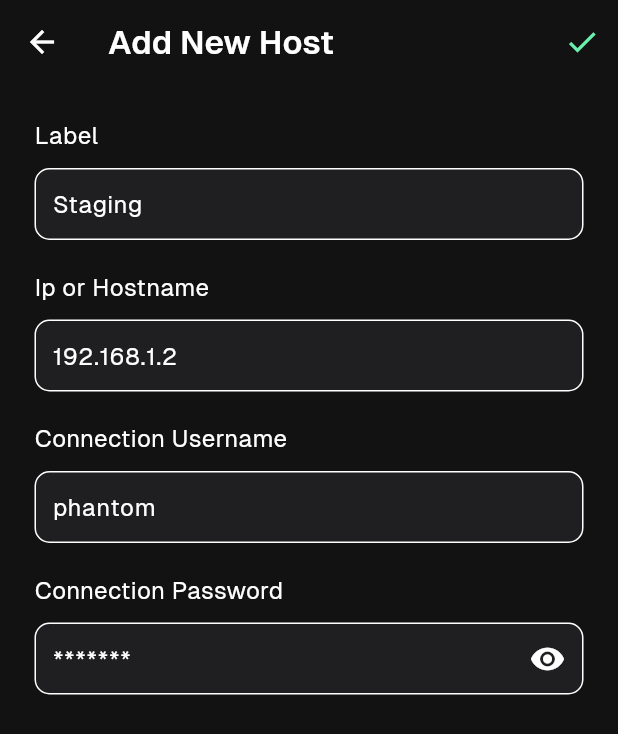
After one commit to PhantomKnight287/flyssh_old, a Flutter app: the HomeScreen screen opened directly, after a tap on the "add" icon, on a phone screen of 412 x 824 dp. The commit adds this screen. Shown: the top 734 px of the screen. Run offline on Flutter 3.47's test engine with Material 3 defaults, Android fonts, the phone set to English and light mode, and no system bars; our stand-ins replace adaptive_theme, flutter_spinkit, get, shared_preferences; accounts and stored records are empty; network calls fail.

Commit message:
create screen to add and view host

```diff
--- a/app/lib/components/input.dart
+++ b/app/lib/components/input.dart
@@ -13,7 +13,11 @@ class InputField extends StatelessWidget {
   final int? maxLines;
   final int? minLines;
   final bool? readOnly;
+  final InputBorder? border;
   final Function(String)? onChanged;
+  final Color? fillColor;
+  final Color? prefixIconColor;
+  final InputBorder? enabledBorder;
 
   const InputField({
     required this.hintText,
@@ -29,6 +33,10 @@ class InputField extends StatelessWidget {
     this.minLines,
     this.onChanged,
     this.readOnly,
+    this.border,
+    this.fillColor,
+    this.prefixIconColor,
+    this.enabledBorder,
   });
 
   @override
@@ -42,12 +50,14 @@ class InputField extends StatelessWidget {
         hintText: hintText,
         prefixIcon: prefixIcon,
         contentPadding: const EdgeInsets.all(8.0),
-        border: OutlineInputBorder(
-          borderRadius: BorderRadius.circular(10.0),
-          borderSide: BorderSide.none,
-        ),
+        enabledBorder: enabledBorder,
+        border: border ??
+            OutlineInputBorder(
+              borderRadius: BorderRadius.circular(10.0),
+              borderSide: BorderSide.none,
+            ),
         prefixIconColor: AdaptiveTheme.of(context).mode.isDark ? Colors.grey : Colors.black,
-        fillColor: AdaptiveTheme.of(context).mode.isLight ? Colors.grey.shade200 : Colors.grey.shade800,
+        fillColor: fillColor ?? (AdaptiveTheme.of(context).mode.isLight ? Colors.grey.shade200 : Colors.grey.shade800),
         filled: true,
         hintStyle: hintStyle,
         suffixIcon: suffixIcon,
--- a/app/lib/main.dart
+++ b/app/lib/main.dart
@@ -2,7 +2,6 @@ import 'package:flutter/material.dart';
 import 'package:flyssh/handler/view_switcher.dart';
 import 'package:get/get.dart';
 import 'package:adaptive_theme/adaptive_theme.dart';
-import 'package:google_fonts/google_fonts.dart';
 
 void main() async {
   WidgetsFlutterBinding.ensureInitialized();
@@ -24,6 +23,9 @@ class MyApp extends StatelessWidget {
         useMaterial3: true,
         fontFamily: "Geist",
         brightness: Brightness.dark,
+        colorScheme: const ColorScheme.dark(
+          background: Colors.black,
+        ),
       ),
       initial: AdaptiveThemeMode.dark,
       builder: (theme, darkTheme) => GetMaterialApp(
--- /dev/null
+++ b/app/lib/models/host.dart
@@ -0,0 +1,15 @@
+class Host {
+  String? label;
+  String hostname;
+  String username;
+  String? password;
+  String? key;
+
+  Host({
+    this.label,
+    required this.hostname,
+    required this.username,
+    this.password,
+    this.key,
+  });
+}
--- a/app/lib/screens/home/main.dart
+++ b/app/lib/screens/home/main.dart
@@ -1,4 +1,13 @@
-import 'package:flutter/cupertino.dart';
+import 'dart:convert';
+
+import 'package:flutter/material.dart';
+import 'package:flyssh/constants/main.dart';
+import 'package:flyssh/models/host.dart';
+import 'package:flyssh/screens/hosts/add.dart';
+import 'package:get/get.dart';
+import 'package:shared_preferences/shared_preferences.dart';
+import 'package:http/http.dart' as http;
+import 'package:flutter_spinkit/flutter_spinkit.dart';
 
 class HomeScreen extends StatefulWidget {
   const HomeScreen({super.key});
@@ -8,8 +17,97 @@ class HomeScreen extends StatefulWidget {
 }
 
 class _HomeScreenState extends State<HomeScreen> {
+  Future<List<Host>> fetchHosts() async {
+    final prefs = await SharedPreferences.getInstance();
+    final token = prefs.getString("token")!;
+    final req = await http.get(Uri.parse("$BACKEND_URL/hosts"), headers: {"Authorization": "Token $token"});
+    final body = jsonDecode(req.body) as List<dynamic>;
+    return body.map((e) => Host(hostname: e['hostname'], username: e['username'], key: e['key'], label: e['label'], password: e['password'])).toList();
+  }
+
   @override
   Widget build(BuildContext context) {
-    return const Placeholder();
+    return Scaffold(
+      floatingActionButton: FloatingActionButton(
+        onPressed: () {
+          Get.to(() => const AddHostScreen(), transition: Transition.rightToLeftWithFade)?.then((value) => setState(() {}));
+        },
+        child: const Icon(
+          Icons.add,
+        ),
+      ),
+      appBar: AppBar(
+        title: const Text(
+          "Hosts",
+          style: TextStyle(
+            fontWeight: FontWeight.w500,
+          ),
+        ),
+        centerTitle: false,
+        actions: [
+          IconButton(
+            onPressed: () {},
+            icon: const Icon(Icons.search),
+          )
+        ],
+      ),
+      drawer: const Drawer(),
+      body: FutureBuilder<List<Host>>(
+        builder: (context, snapshot) {
+          if (snapshot.connectionState == ConnectionState.waiting) {
+            return SpinKitFadingCircle(
+              itemBuilder: (BuildContext context, int index) {
+                return DecoratedBox(
+                  decoration: BoxDecoration(
+                    color: index.isEven ? Colors.red : Colors.green,
+                  ),
+                );
+              },
+            );
+          }
+          if (snapshot.hasData) {
+            return Padding(
+              padding: const EdgeInsets.all(8.0),
+              child: ListView.separated(
+                itemBuilder: (context, index) {
+                  final host = snapshot.data![index];
+                  return ListTile(
+                    title: Text(host.label ?? host.hostname),
+                    tileColor: Colors.grey.shade900,
+                    shape: RoundedRectangleBorder(
+                      borderRadius: BorderRadius.circular(10),
+                    ),
+                    subtitle: Text(
+                      "ssh, ${host.username}",
+                      style: const TextStyle(
+                        color: Colors.grey,
+                      ),
+                    ),
+                    enabled: true,
+                    onTap: () {},
+                    onLongPress: () {},
+                    leading: Container(
+                      decoration: BoxDecoration(
+                        color: Colors.teal,
+                        borderRadius: BorderRadius.circular(5),
+                      ),
+                      padding: const EdgeInsets.all(4),
+                      child: const Icon(Icons.terminal),
+                    ),
+                  );
+                },
+                separatorBuilder: (context, index) {
+                  return const SizedBox();
+                },
+                itemCount: snapshot.data!.length,
+              ),
+            );
+          }
+          return const SizedBox();
+        },
+        initialData: const [],
+        future: fetchHosts(),
+      ),
+    );
   }
 }
--- /dev/null
+++ b/app/lib/screens/hosts/add.dart
@@ -0,0 +1,232 @@
+import 'dart:convert';
+
+import 'package:flutter/material.dart';
+import 'package:flyssh/components/input.dart';
+import 'package:flyssh/constants/main.dart';
+import 'package:shared_preferences/shared_preferences.dart';
+import 'package:get/get.dart';
+import 'package:http/http.dart' as http;
+
+class AddHostScreen extends StatefulWidget {
+  const AddHostScreen({super.key});
+
+  @override
+  State<AddHostScreen> createState() => _AddHostScreenState();
+}
+
+class _AddHostScreenState extends State<AddHostScreen> {
+  final _formKey = GlobalKey<FormState>();
+  final _addressController = TextEditingController();
+  final _labelController = TextEditingController();
+  final _usernameController = TextEditingController();
+  final _passwordController = TextEditingController();
+  bool isPasswordVisible = false;
+  bool loading = false;
+
+  void _createHost() async {
+    if (_formKey.currentState!.validate() == false) {
+      return;
+    }
+    setState(() {
+      loading = true;
+    });
+    final prefs = await SharedPreferences.getInstance();
+    final token = await prefs.getString("token")!;
+    final masterKey = await prefs.getString("master_key");
+    final req = await http.post(Uri.parse("$BACKEND_URL/hosts"),
+        headers: {"Authorization": "Token $token", "Content-Type": "application/json"},
+        body: jsonEncode({"username": _usernameController.text, "password": _passwordController.text, "label": _labelController.text, "hostname": _addressController.text, "master_key": masterKey}));
+    setState(() {
+      loading = false;
+    });
+    final body = jsonDecode(req.body);
+    print(body);
+    if (req.statusCode != 200 && req.statusCode != 201) {
+      ScaffoldMessenger.of(context).showSnackBar(
+        SnackBar(
+          content: Text(body['message'] ?? "Failed to create host."),
+          backgroundColor: Colors.red,
+        ),
+      );
+      return;
+    }
+    ScaffoldMessenger.of(context).showSnackBar(
+      const SnackBar(
+        content: Text("New host created"),
+        backgroundColor: Colors.green,
+      ),
+    );
+    Get.back();
+  }
+
+  @override
+  void dispose() {
+    _addressController.dispose();
+    _labelController.dispose();
+    _usernameController.dispose();
+    _passwordController.dispose();
+
+    super.dispose();
+  }
+
+  @override
+  Widget build(BuildContext context) {
+    return Scaffold(
+      appBar: AppBar(
+        title: const Text(
+          "Add New Host",
+          style: TextStyle(
+            fontWeight: FontWeight.w600,
+          ),
+        ),
+        actions: [
+          IconButton(
+            onPressed: !loading ? _createHost : null,
+            icon: !loading
+                ? const Icon(
+                    Icons.check,
+                    color: Colors.greenAccent,
+                  )
+                : const CircularProgressIndicator(),
+          )
+        ],
+      ),
+      body: SingleChildScrollView(
+        child: Padding(
+          padding: const EdgeInsets.all(15),
+          child: Form(
+            key: _formKey,
+            child: Padding(
+              padding: const EdgeInsets.all(8.0),
+              child: Column(
+                crossAxisAlignment: CrossAxisAlignment.start,
+                children: [
+                  const Text(
+                    "Label",
+                    style: TextStyle(
+                      fontSize: 16,
+                    ),
+                  ),
+                  const SizedBox(
+                    height: 10,
+                  ),
+                  InputField(
+                    hintText: "Staging",
+                    keyboardType: TextInputType.name,
+                    controller: _labelController,
+                    fillColor: const Color(0xff1f1e21),
+                    border: OutlineInputBorder(
+                      borderRadius: BorderRadius.circular(10.0),
+                      borderSide: const BorderSide(
+                        color: Colors.greenAccent,
+                        width: 1,
+                      ),
+                    ),
+                    validator: (value) {
+                      if (value == null || value.isEmpty) {
+                        return 'Please enter your host\'s label';
+                      }
+                      return null;
+                    },
+                  ),
+                  const SizedBox(
+                    height: 20,
+                  ),
+                  const Text(
+                    "Ip or Hostname",
+                    style: TextStyle(
+                      fontSize: 16,
+                    ),
+                  ),
+                  const SizedBox(
+                    height: 10,
+                  ),
+                  InputField(
+                    hintText: "192.168.1.2",
+                    keyboardType: TextInputType.name,
+                    controller: _addressController,
+                    fillColor: const Color(0xff1f1e21),
+                    border: OutlineInputBorder(
+                      borderRadius: BorderRadius.circular(10.0),
+                    ),
+                    validator: (value) {
+                      if (value == null || value.isEmpty) {
+                        return 'Please enter your host\'s ip or hostname';
+                      }
+                      return null;
+                    },
+                  ),
+                  const SizedBox(
+                    height: 20,
+                  ),
+                  const Text(
+                    "Connection Username",
+                    style: TextStyle(
+                      fontSize: 16,
+                    ),
+                  ),
+                  const SizedBox(
+                    height: 10,
+                  ),
+                  InputField(
+                    hintText: "phantom",
+                    keyboardType: TextInputType.name,
+                    controller: _usernameController,
+                    fillColor: const Color(0xff1f1e21),
+                    border: OutlineInputBorder(
+                      borderRadius: BorderRadius.circular(10.0),
+                    ),
+                    validator: (value) {
+                      if (value == null || value.isEmpty) {
+                        return 'Please enter your connection username';
+                      }
+                      return null;
+                    },
+                  ),
+                  const SizedBox(
+                    height: 20,
+                  ),
+                  const Text(
+                    "Connection Password",
+                    style: TextStyle(
+                      fontSize: 16,
+                    ),
+                  ),
+                  const SizedBox(
+                    height: 10,
+                  ),
+                  InputField(
+                    hintText: "*******",
+                    keyboardType: TextInputType.visiblePassword,
+                    controller: _passwordController,
+                    obscureText: !isPasswordVisible,
+                    fillColor: const Color(0xff1f1e21),
+                    border: OutlineInputBorder(
+                      borderRadius: BorderRadius.circular(10.0),
+                    ),
+                    suffixIcon: IconButton(
+                      icon: Icon(
+                        isPasswordVisible ? Icons.visibility_off : Icons.visibility,
+                      ),
+                      onPressed: () {
+                        setState(() {
+                          isPasswordVisible = !isPasswordVisible;
+                        });
+                      },
+                    ),
+                    validator: (value) {
+                      if (value == null || value.isEmpty) {
+                        return 'Please enter your password';
+                      }
+                      return null;
+                    },
+                  ),
+                ],
+              ),
+            ),
+          ),
+        ),
+      ),
+    );
+  }
+}
--- a/app/pubspec.yaml
+++ b/app/pubspec.yaml
@@ -43,6 +43,7 @@ dependencies:
   adaptive_theme: ^3.6.0
   google_fonts: ^6.2.1
   shared_preferences: ^2.2.3
+  flutter_spinkit: ^5.2.1
 
 dev_dependencies:
   flutter_test:
```
Also changed, not shown: app/pubspec.lock, 2 other files.
